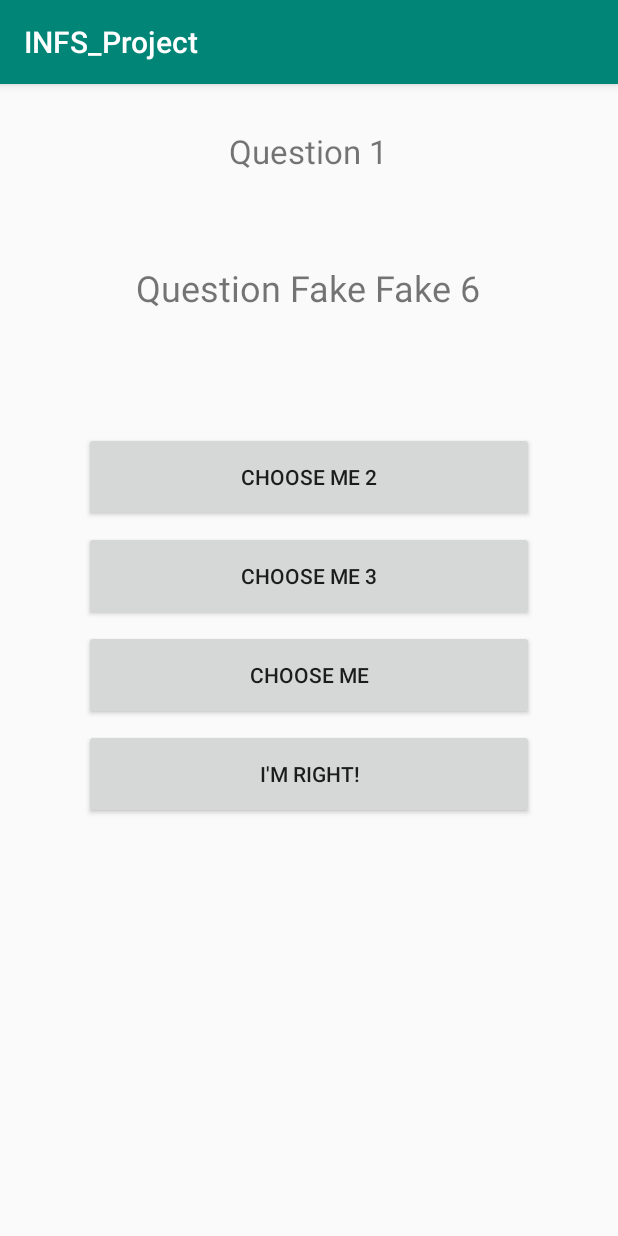
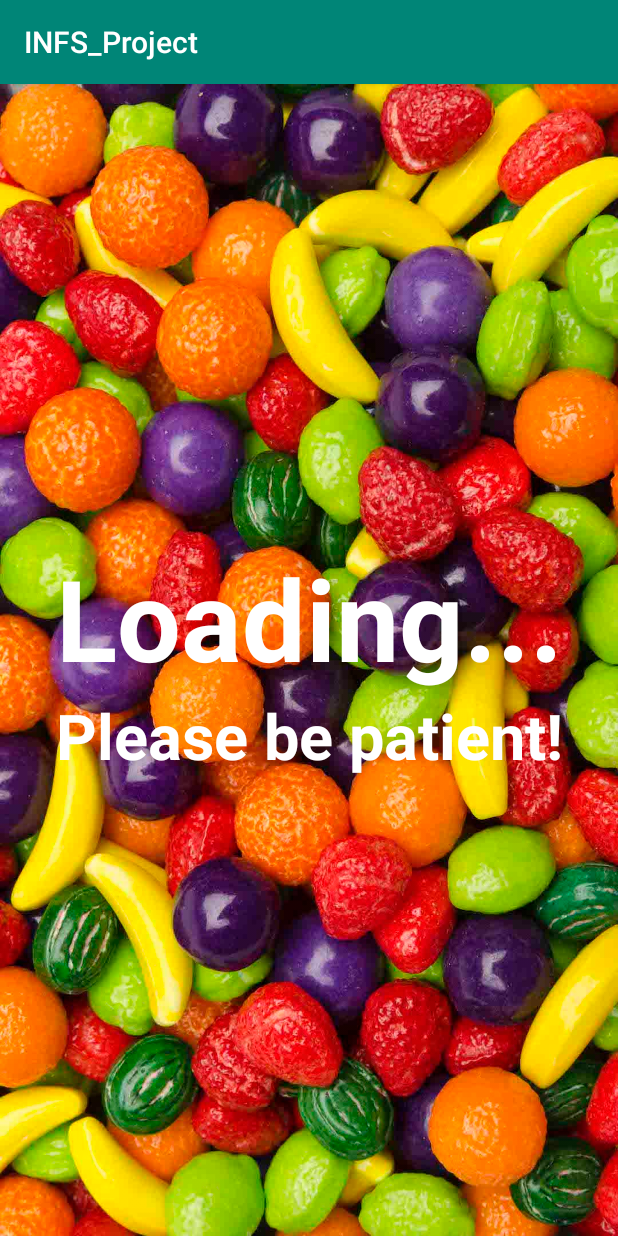
Before and after one commit to kf2020/INFS_Project, an Android app: the QuestionFragment screen opened directly, with no data from a screen before it, on a phone screen of 412 x 824 dp. Run offline under Robolectric (Android 15) with nearby library versions, the phone set to English and light mode, and no system bars; our stand-ins replace Volley; network calls fail.

Commit message:
loading page + getting api info

```diff
--- a/app/src/main/java/com/example/infs_project/ui/quiz/QuizFragment.java
+++ b/app/src/main/java/com/example/infs_project/ui/quiz/QuizFragment.java
@@ -25,15 +25,18 @@ import com.example.infs_project.R;
 import com.example.infs_project.RecipesDatabase;
 import com.example.infs_project.async.InsertRecipesAsyncDelegate;
 import com.example.infs_project.async.InsertRecipesAsyncTask;
+import com.example.infs_project.model.RandomResponse;
 import com.example.infs_project.model.Recipe;
 import com.google.gson.Gson;
 
+import java.util.ArrayList;
 import java.util.Arrays;
 import java.util.List;
 
 public class QuizFragment extends Fragment {
 
     private QuizViewModel quizViewModel;
+    private Button quizButton;
 
     public View onCreateView(@NonNull LayoutInflater inflater,
                              ViewGroup container, Bundle savedInstanceState) {
@@ -41,7 +44,7 @@ public class QuizFragment extends Fragment {
                 ViewModelProviders.of(this).get(QuizViewModel.class);
         View root = inflater.inflate(R.layout.fragment_quiz, container, false);
 
-        Button quizButton = root.findViewById(R.id.quiz_button);
+        quizButton = root.findViewById(R.id.quiz_button);
         quizButton.setOnClickListener(new View.OnClickListener() {
             @Override
             public void onClick(View view) {
@@ -51,6 +54,8 @@ public class QuizFragment extends Fragment {
         });
 
 
+
         return root;
     }
+
 }
--- a/app/src/main/java/com/example/infs_project/ui/quiz/quiz_activity_fragments/QuestionFragment.java
+++ b/app/src/main/java/com/example/infs_project/ui/quiz/quiz_activity_fragments/QuestionFragment.java
@@ -4,6 +4,7 @@ import android.app.Activity;
 import android.app.AlertDialog;
 import android.content.Context;
 import android.content.DialogInterface;
+import android.content.Intent;
 import android.net.Uri;
 import android.os.Bundle;
 
@@ -15,6 +16,7 @@ import android.view.View;
 import android.view.View.OnClickListener;
 import android.view.ViewGroup;
 import android.widget.Button;
+import android.widget.LinearLayout;
 import android.widget.TextView;
 import android.widget.Toast;
 
@@ -24,6 +26,7 @@ import com.android.volley.Response;
 import com.android.volley.VolleyError;
 import com.android.volley.toolbox.StringRequest;
 import com.android.volley.toolbox.Volley;
+import com.example.infs_project.MainActivity;
 import com.example.infs_project.R;
 import com.example.infs_project.RecipesDatabase;
 import com.example.infs_project.async.InsertRecipesAsyncDelegate;
@@ -43,7 +46,8 @@ import java.util.Collections;
 import java.util.List;
 import java.util.Random;
 
-public class QuestionFragment extends Fragment {
+public class QuestionFragment extends Fragment implements InsertRecipesAsyncDelegate {
+    private LinearLayout loadingLayout;
 
     private TextView countLabel;
     private TextView questionLabel;
@@ -79,56 +83,6 @@ public class QuestionFragment extends Fragment {
     @Override
     public void onCreate(Bundle savedInstanceState) {
         super.onCreate(savedInstanceState);
-
-        //Start volley and gson
-        final RequestQueue requestQueue =  Volley.newRequestQueue(getActivity());
-
-        //Need correct api url with key
-        String url = "https://api.spoonacular.com/recipes/random?number=6&apiKey=86828503a4f24dc5acab1e6988ce07e4";
-
-        Response.Listener<String> responseListener = new Response.Listener<String>() {
-            @Override
-            public void onResponse(String response) {
-                Toast.makeText(getContext(),"The request didn't fail", Toast.LENGTH_SHORT).show();
-                System.out.println(response);
-                Gson gson = new Gson();
-                RandomResponse randomResponse = gson.fromJson(response, RandomResponse.class);
-                List<Recipe> objectsList = Arrays.asList(randomResponse.getRecipes());
-                //Testing to see array contents
-                for (Recipe r : objectsList) { System.out.println(r); }
-
-                RecipesDatabase db = RecipesDatabase.getInstance(getContext());
-
-                InsertRecipesAsyncTask insertRecipesAsyncTask = new InsertRecipesAsyncTask();
-                insertRecipesAsyncTask.setDatabase(db);
-
-                insertRecipesAsyncTask.setDelegate((InsertRecipesAsyncDelegate) QuestionFragment.this);
-
-                Recipe[] recipes = objectsList.toArray(new Recipe[objectsList.size()]);
-                //Testing to see array contents
-                //for (Recipe r : recipes) { System.out.println(r); }
-
-                insertRecipesAsyncTask.execute(recipes);
-
-                requestQueue.stop();
-            }
-        };
-
-        Response.ErrorListener errorListener = new Response.ErrorListener() {
-            @Override
-            public void onErrorResponse(VolleyError error) {
-                Toast.makeText(getContext(),"The request failed: " + error.getMessage(), Toast.LENGTH_SHORT).show();
-                System.out.println("I failed");
-                requestQueue.stop();
-            }
-        };
-
-        StringRequest stringRequest = new StringRequest(Request.Method.GET, url, responseListener,
-                errorListener);
-
-        requestQueue.add(stringRequest);
-        //End volley and gson
-
     }
 
     public void showNextQuiz() {
@@ -161,6 +115,11 @@ public class QuestionFragment extends Fragment {
         // Remove this quiz from quizArray
         quizArray.remove(randomNum);
 
+    }
+
+    @Override
+    public void processFinish(ArrayList<Recipe> output) {
+        // Nothing
     }
 
     public class checkAnswer implements OnClickListener {
@@ -219,6 +178,60 @@ public class QuestionFragment extends Fragment {
         // Inflate the layout for this fragment
         View view =  inflater.inflate(R.layout.fragment_question, container, false);
 
+        loadingLayout = view.findViewById(R.id.loading_layout);
+
+        //Start volley and gson
+        final RequestQueue requestQueue =  Volley.newRequestQueue(getActivity());
+
+        //Need correct api url with key
+        String url = "https://api.spoonacular.com/recipes/random?number=6&apiKey=86828503a4f24dc5acab1e6988ce07e4";
+
+        final InsertRecipesAsyncDelegate insertRecipesAsyncDelegate = this;
+
+        Response.Listener<String> responseListener = new Response.Listener<String>() {
+            @Override
+            public void onResponse(String response) {
+                Gson gson = new Gson();
+                RandomResponse randomResponse = gson.fromJson(response, RandomResponse.class);
+                List<Recipe> objectsList = Arrays.asList(randomResponse.getRecipes());
+                //Testing to see array contents
+                //for (Recipe r : objectsList) { System.out.println(r); }
+
+                RecipesDatabase db = RecipesDatabase.getInstance(getContext());
+
+                InsertRecipesAsyncTask insertRecipesAsyncTask = new InsertRecipesAsyncTask();
+                insertRecipesAsyncTask.setDatabase(db);
+
+                insertRecipesAsyncTask.setDelegate(insertRecipesAsyncDelegate);
+
+                Recipe[] recipes = objectsList.toArray(new Recipe[objectsList.size()]);
+                //Testing to see array contents
+                //for (Recipe r : recipes) { System.out.println(r); }
+
+                insertRecipesAsyncTask.execute(recipes);
+
+                requestQueue.stop();
+
+                loadingLayout.setVisibility(View.GONE);
+            }
+        };
+
+        Response.ErrorListener errorListener = new Response.ErrorListener() {
+            @Override
+            public void onErrorResponse(VolleyError error) {
+                Toast.makeText(getContext(),"The request failed: " + error.getMessage(), Toast.LENGTH_SHORT).show();
+                requestQueue.stop();
+                Intent i = new Intent(getActivity(), MainActivity.class);
+                startActivity(i);
+            }
+        };
+
+        StringRequest stringRequest = new StringRequest(Request.Method.GET, url, responseListener,
+                errorListener);
+
+        requestQueue.add(stringRequest);
+        //End volley and gson
+
 
         countLabel = (TextView) view.findViewById(R.id.count_label);
         questionLabel = (TextView) view.findViewById(R.id.question_label);
--- a/app/src/main/res/layout/fragment_question.xml
+++ b/app/src/main/res/layout/fragment_question.xml
@@ -7,6 +7,34 @@
     android:orientation="vertical"
     tools:context=".ui.quiz.quiz_activity_fragments.QuestionFragment">
 
+    <LinearLayout
+        android:id="@+id/loading_layout"
+        android:layout_width="match_parent"
+        android:layout_height="match_parent"
+        android:orientation="vertical"
+        android:gravity="center"
+        android:background="@drawable/fruitcandy">
+
+        <TextView
+            android:layout_width="match_parent"
+            android:layout_height="wrap_content"
+            android:gravity="center"
+            android:textColor="@android:color/white"
+            android:textStyle="bold"
+            android:textSize="75dp"
+            android:text="Loading..."
+            />
+
+        <TextView
+            android:layout_width="match_parent"
+            android:layout_height="wrap_content"
+            android:textStyle="bold"
+            android:gravity="center"
+            android:textColor="@android:color/white"
+            android:textSize="42dp"
+            android:text="Please be patient!"/>
+
+    </LinearLayout>
     <!-- TODO: Update blank fragment layout -->
     <TextView
         android:id="@+id/count_label"
```
Also changed, not shown: app/src/main/java/com/example/infs_project/ui/quiz/QuizActivity.java (+16 -1 lines).
